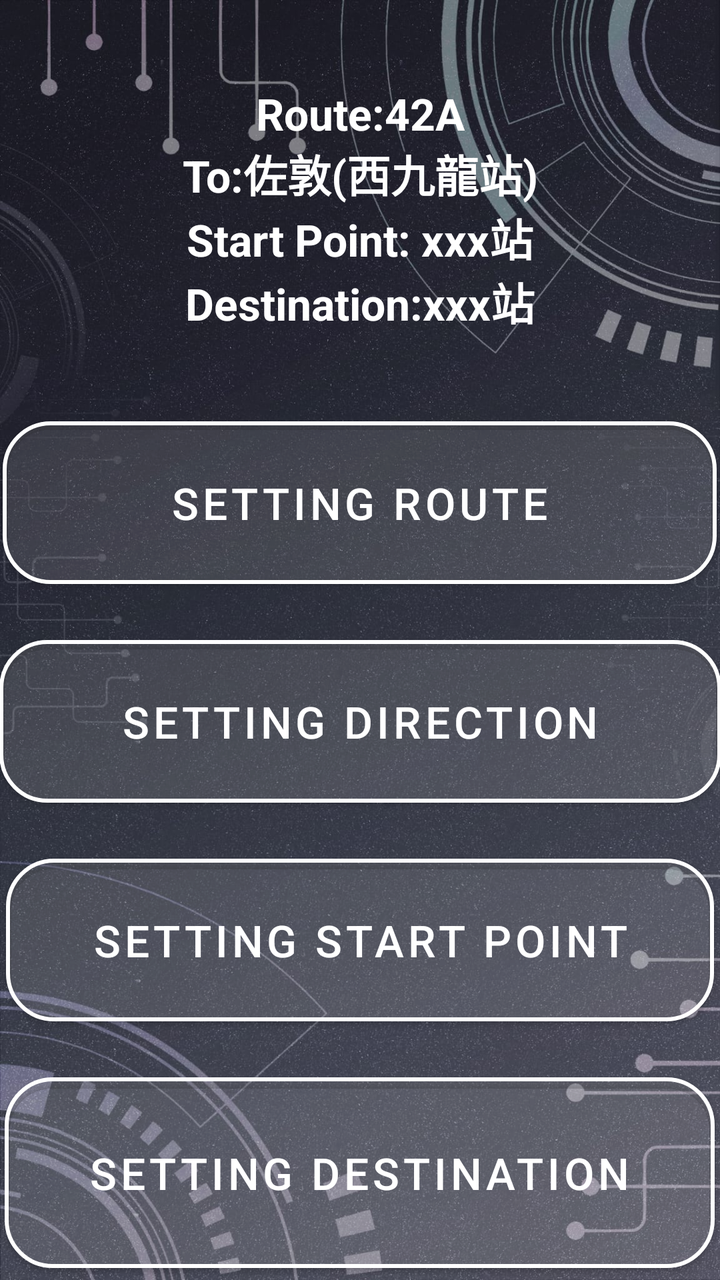
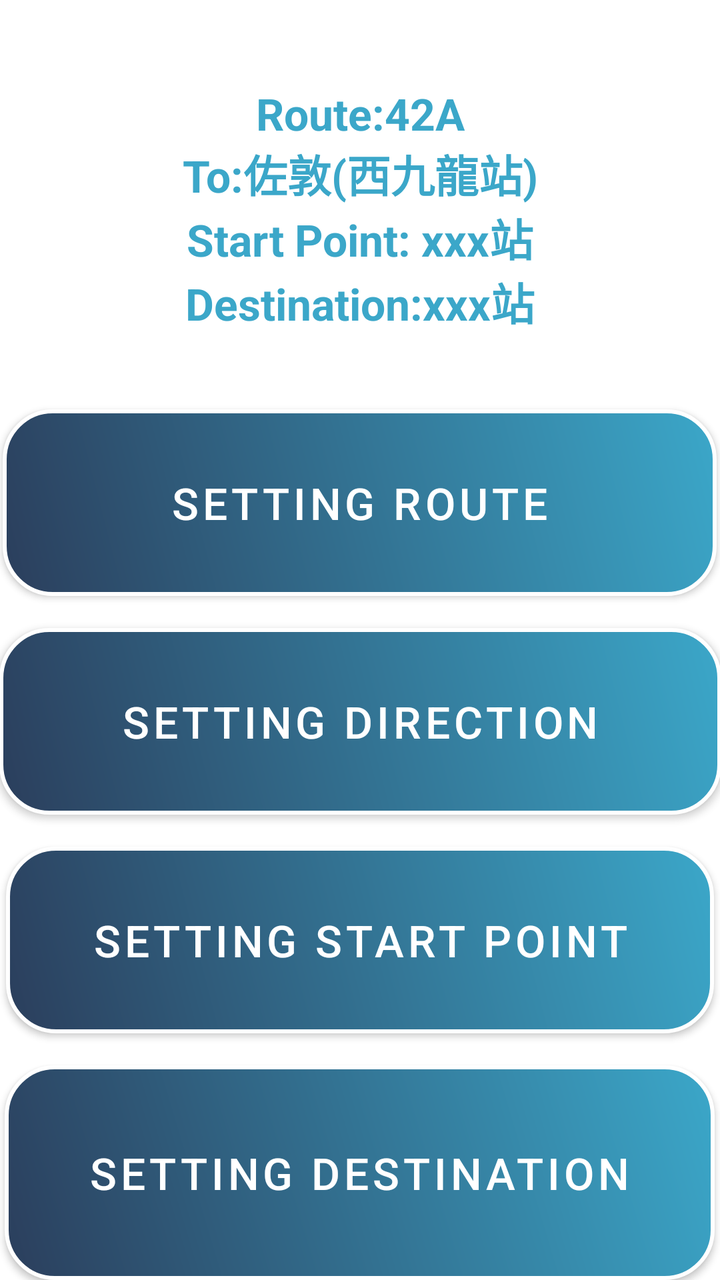

Compare the two renders of this Android layout. The source of the first and the diff that turns it into the second are given below.
<!-- AndroidManifest.xml: application theme Theme.VISTA -->
<!-- res/layout/activity_find_bus_edit_menu_page.xml -->
<LinearLayout xmlns:android="http://schemas.android.com/apk/res/android"
    xmlns:app="http://schemas.android.com/apk/res-auto"
    android:id="@+id/main"
    android:layout_width="match_parent"
    android:layout_height="match_parent"
    android:background="@drawable/background"
    android:orientation="vertical"
    android:gravity="center"
    android:weightSum="5">

    
    <TextView
        android:id="@+id/txtFindBusEditBusRoute"
        android:layout_width="wrap_content"
        android:layout_height="wrap_content"
        android:layout_marginTop="20dp"
        android:gravity="center"
        android:text="Route:42A\nTo:佐敦(西九龍站)\nStart Point: xxx站\nDestination:xxx站"
        android:textSize="22sp"
        android:textStyle="bold"
        android:textColor="@color/white"
        android:layout_weight="1" />

    <com.google.android.material.button.MaterialButton
        android:id="@+id/btnFindBusEditEditRoute"
        style="@style/SemiTransparentRoundedButton"
        android:layout_width="357dp"
        android:layout_height="wrap_content"
        android:layout_marginTop="16dp"
        android:layout_weight="1"
        android:text="@string/FindBusEditMen_EditRoute"
        android:textSize="22sp" />

    <com.google.android.material.button.MaterialButton
        android:id="@+id/btnFindBusEditOutboundDirection"
        style="@style/SemiTransparentRoundedButton"
        android:layout_width="361dp"
        android:layout_height="wrap_content"
        android:layout_marginTop="16dp"
        android:layout_weight="1"
        android:text="@string/FindBusEditMen_EditOutboundDirection"
        android:textSize="22sp" />

    <com.google.android.material.button.MaterialButton
        android:id="@+id/btnFindBusEditStartPoint"
        style="@style/SemiTransparentRoundedButton"
        android:layout_width="354dp"
        android:layout_height="wrap_content"
        android:layout_marginTop="16dp"
        android:layout_weight="1"
        android:text="@string/FindBusEditMen_EditStartPoint"
        android:textSize="22sp" />

    <com.google.android.material.button.MaterialButton
        android:id="@+id/btnFindBusEditDestination"
        style="@style/SemiTransparentRoundedButton"
        android:layout_width="355dp"
        android:layout_height="63dp"
        android:layout_marginTop="16dp"
        android:layout_weight="1"
        android:text="@string/FindBusEditMen_EditDestination"
        android:textSize="22sp" />

</LinearLayout>
<!-- resources referenced by this layout -->
<resources>
  <color name="white">#FFFFFF</color>
  <!-- drawable background: jpeg bitmap (drawable, 288114 bytes) -->
  <string name="FindBusEditMen_EditDestination">Setting Destination</string>
  <string name="FindBusEditMen_EditOutboundDirection">Setting Direction</string>
  <string name="FindBusEditMen_EditRoute">Setting Route</string>
  <string name="FindBusEditMen_EditStartPoint">Setting Start Point</string>
  <style name="SemiTransparentRoundedButton" parent="Widget.MaterialComponents.Button">
          <item name="android:textColor">#FFFFFF</item>
          <item name="background">@drawable/button_selector</item> 
          <item name="cornerRadius">24dp</item>
          <item name="strokeColor">#FFFFFF</item>
          <item name="strokeWidth">2dp</item>
          <item name="backgroundTint">#20FFFFFF</item> 
      </style>
  <style name="Theme.VISTA" parent="Theme.MaterialComponents.Light.NoActionBar">
          
          <item name="colorPrimary">@color/semi_transparent_white</item>
          <item name="colorPrimaryVariant">@color/semi_transparent_white</item>
          <item name="colorOnPrimary">@color/white</item>
          
      </style>
  <!-- drawable button_selector (drawable) -->
  <?xml version="1.0" encoding="utf-8"?>
  <selector xmlns:android="http://schemas.android.com/apk/res/android">
      
      <item android:state_pressed="true">
          <shape android:shape="rectangle">
              <solid android:color="#20FFFFFF" /> 
              <stroke android:width="2dp" android:color="#FFFFFF" />
              <corners android:radius="24dp" />
          </shape>
      </item>
  
      
      <item android:state_selected="true">
          <shape android:shape="rectangle">
              <solid android:color="#FFFF00" /> 
              <stroke android:width="2dp" android:color="#FFFFFF" />
              <corners android:radius="24dp" />
          </shape>
      </item>
  
      
      <item>
          <shape android:shape="rectangle">
              <solid android:color="#20FFFFFF" /> 
              <stroke android:width="2dp" android:color="#FFFFFF" />
              <corners android:radius="24dp" />
          </shape>
      </item>
  </selector>
  <color name="semi_transparent_white">#80FFFFFF</color>
</resources>

<!-- the commit's change to res/layout/activity_find_bus_edit_menu_page.xml (unified diff, before → after) -->
@@ -3,7 +3,7 @@
     android:id="@+id/main"
     android:layout_width="match_parent"
     android:layout_height="match_parent"
-    android:background="@drawable/background"
+    android:background="@color/white"
     android:orientation="vertical"
     android:gravity="center"
     android:weightSum="5">
@@ -18,7 +18,7 @@
         android:text="Route:42A\nTo:佐敦(西九龍站)\nStart Point: xxx站\nDestination:xxx站"
         android:textSize="22sp"
         android:textStyle="bold"
-        android:textColor="@color/white"
+        android:textColor="#3BA7C9"
         android:layout_weight="1" />
 
     <com.google.android.material.button.MaterialButton
@@ -29,7 +29,13 @@
         android:layout_marginTop="16dp"
         android:layout_weight="1"
         android:text="@string/FindBusEditMen_EditRoute"
-        android:textSize="22sp" />
+        android:textSize="22sp"
+        android:background="@drawable/btn_photo_gradient"
+        app:backgroundTint="@null"
+        app:backgroundTintMode="src_over"
+        app:cornerRadius="0dp"
+        app:strokeColor="@null"
+        app:strokeWidth="0dp"/>
 
     <com.google.android.material.button.MaterialButton
         android:id="@+id/btnFindBusEditOutboundDirection"
@@ -39,7 +45,13 @@
         android:layout_marginTop="16dp"
         android:layout_weight="1"
         android:text="@string/FindBusEditMen_EditOutboundDirection"
-        android:textSize="22sp" />
+        android:textSize="22sp"
+        android:background="@drawable/btn_photo_gradient"
+        app:backgroundTint="@null"
+        app:backgroundTintMode="src_over"
+        app:cornerRadius="0dp"
+        app:strokeColor="@null"
+        app:strokeWidth="0dp"/>
 
     <com.google.android.material.button.MaterialButton
         android:id="@+id/btnFindBusEditStartPoint"
@@ -49,7 +61,13 @@
         android:layout_marginTop="16dp"
         android:layout_weight="1"
         android:text="@string/FindBusEditMen_EditStartPoint"
-        android:textSize="22sp" />
+        android:textSize="22sp"
+        android:background="@drawable/btn_photo_gradient"
+        app:backgroundTint="@null"
+        app:backgroundTintMode="src_over"
+        app:cornerRadius="0dp"
+        app:strokeColor="@null"
+        app:strokeWidth="0dp"/>
 
     <com.google.android.material.button.MaterialButton
         android:id="@+id/btnFindBusEditDestination"
@@ -59,6 +77,12 @@
         android:layout_marginTop="16dp"
         android:layout_weight="1"
         android:text="@string/FindBusEditMen_EditDestination"
-        android:textSize="22sp" />
+        android:textSize="22sp"
+        android:background="@drawable/btn_photo_gradient"
+        app:backgroundTint="@null"
+        app:backgroundTintMode="src_over"
+        app:cornerRadius="0dp"
+        app:strokeColor="@null"
+        app:strokeWidth="0dp"/>
 
 </LinearLayout>
<!-- resource entries referenced after the edit -->
@@ -1,7 +1,27 @@
 <!-- resources referenced by this layout -->
 <resources>
   <color name="white">#FFFFFF</color>
-  <!-- drawable background: jpeg bitmap (drawable, 288114 bytes) -->
+  <!-- drawable btn_photo_gradient (drawable) -->
+  <?xml version="1.0" encoding="utf-8"?>
+  <shape xmlns:android="http://schemas.android.com/apk/res/android"
+      android:shape="rectangle">
+  
+      
+      <gradient
+          android:startColor="#2B3E5C"
+          android:endColor="#3BA7C9"
+          android:angle="45"
+      />
+  
+      
+      <corners android:radius="24dp" />
+  
+      
+      <stroke
+          android:width="2dp"
+          android:color="#FFFFFF" />
+  
+  </shape>
   <string name="FindBusEditMen_EditDestination">Setting Destination</string>
   <string name="FindBusEditMen_EditOutboundDirection">Setting Direction</string>
   <string name="FindBusEditMen_EditRoute">Setting Route</string>
